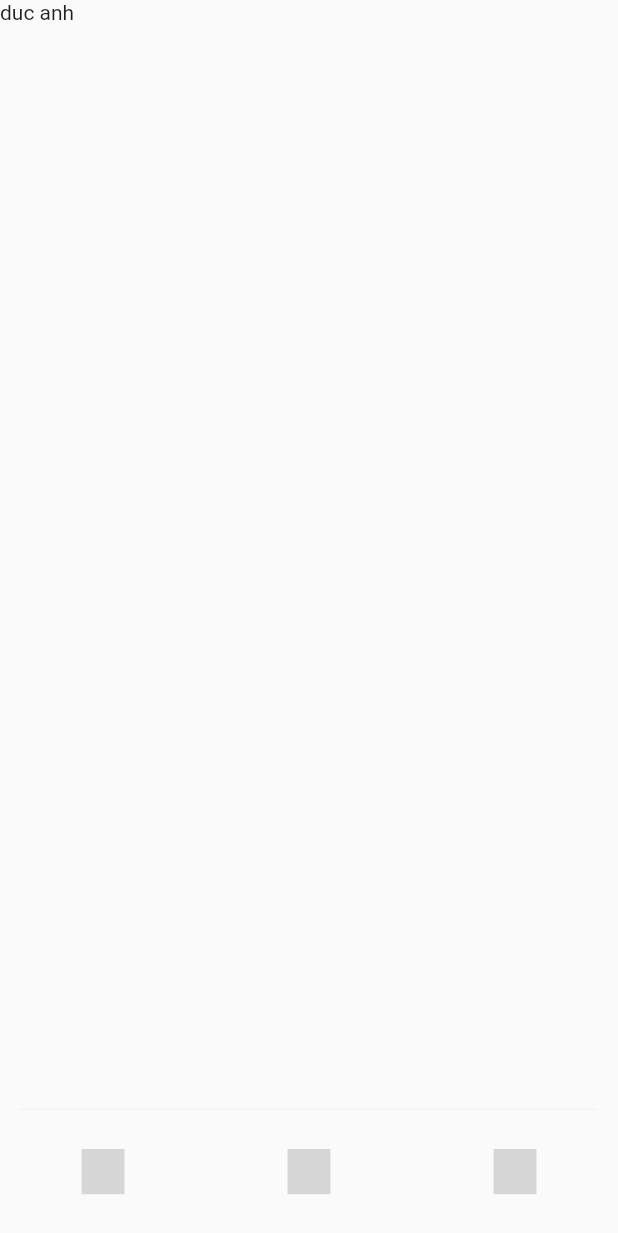
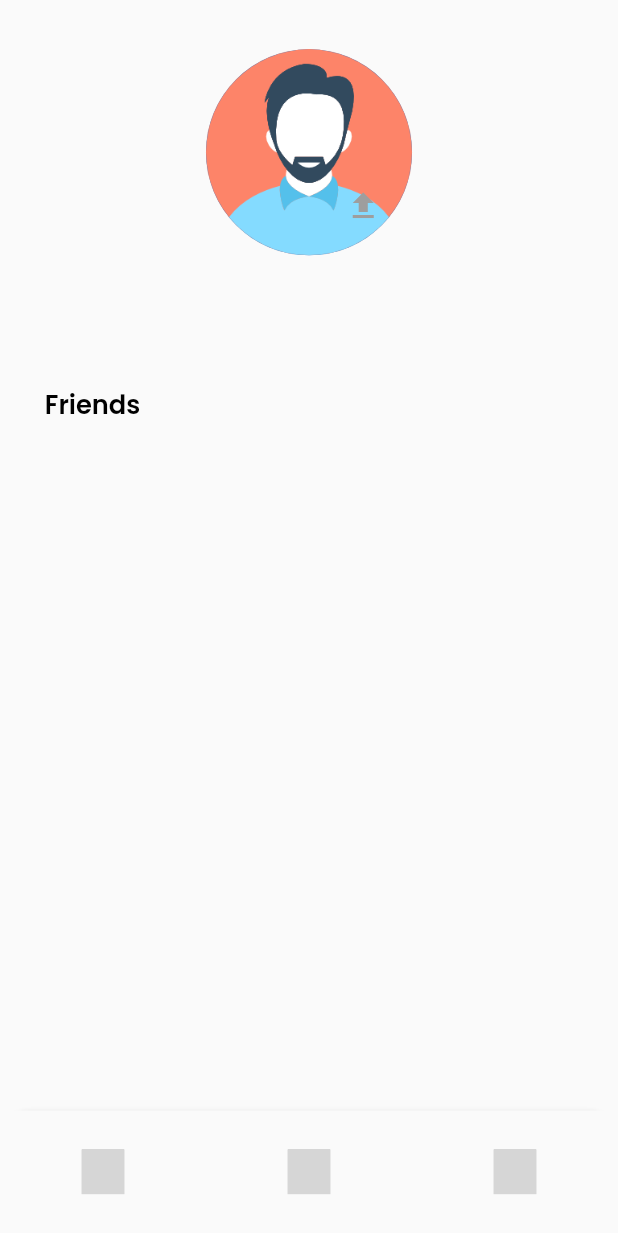
Before and after one commit to NinhDucAnh/Flutter-Practice, a Flutter app: the ApplicationPage screen opened by its route, item 2 of the bottom bar chosen, on a phone screen of 412 x 824 dp. Shown: the top 1233 px of the screen. Run offline on Flutter 3.47's test engine with Material 2 defaults, Android fonts, the phone set to English and light mode, and no system bars; our stand-ins replace cloud_firestore, firebase_auth, firebase_core, flutter_bloc, flutter_screenutil, flutter_svg and 3 more; accounts and stored records are empty; grey boxes are pictures that could not be loaded.

Commit message:
profile name and email

```diff
--- a/kiwi_chat_bloc_firebase_flutter_learning/lib/main.dart
+++ b/kiwi_chat_bloc_firebase_flutter_learning/lib/main.dart
@@ -4,6 +4,7 @@ import 'package:flutter_bloc/flutter_bloc.dart';
 import 'package:flutter_screenutil/flutter_screenutil.dart';
 import 'package:kiwi_chat_bloc_firebase_flutter_learning/pages/application/bloc/application_bloc.dart';
 import 'package:kiwi_chat_bloc_firebase_flutter_learning/pages/application/application_page.dart';
+import 'package:kiwi_chat_bloc_firebase_flutter_learning/pages/application/profile_page/bloc/profile_bloc.dart';
 import 'package:kiwi_chat_bloc_firebase_flutter_learning/pages/sign_in/bloc/sign_in_bloc.dart';
 import 'package:kiwi_chat_bloc_firebase_flutter_learning/pages/sign_up/bloc/sign_up_bloc.dart';
 import 'package:kiwi_chat_bloc_firebase_flutter_learning/pages/sign_up/sign_up.dart';
@@ -27,6 +28,7 @@ class MyApp extends StatelessWidget {
           BlocProvider<SignInBloc>(create: (_) => SignInBloc()),
           BlocProvider<SignUpBloc>(create: (_) => SignUpBloc()),
           BlocProvider<AppBloc>(create: (_) => AppBloc()),
+          BlocProvider<ProfileBloc>(create: (_) => ProfileBloc()),
         ],
         child: ScreenUtilInit(
             builder: (context, child) => MaterialApp(
--- a/kiwi_chat_bloc_firebase_flutter_learning/lib/pages/application/application_widget.dart
+++ b/kiwi_chat_bloc_firebase_flutter_learning/lib/pages/application/application_widget.dart
@@ -1,10 +1,11 @@
 import 'package:flutter/material.dart';
 import 'package:kiwi_chat_bloc_firebase_flutter_learning/pages/application/application_page.dart';
 import 'package:kiwi_chat_bloc_firebase_flutter_learning/pages/application/home_page/home_page.dart';
+import 'package:kiwi_chat_bloc_firebase_flutter_learning/pages/application/profile_page/profile_page.dart';
 Widget buildPage(int index){
   List<Widget> widgets =[
     const HomePage(),
-    const Text('duc anh'),
+    const ProfilePage(),
     const Text('duc anh2'),
   ];
   return widgets[index];
--- /dev/null
+++ b/kiwi_chat_bloc_firebase_flutter_learning/lib/pages/application/profile_page/bloc/profile_bloc.dart
@@ -0,0 +1,39 @@
+import 'dart:async';
+
+import 'package:flutter_bloc/flutter_bloc.dart';
+import 'package:kiwi_chat_bloc_firebase_flutter_learning/common/enities/modal/user.dart';
+import 'package:kiwi_chat_bloc_firebase_flutter_learning/common/service/FirebaseHelper.dart';
+import 'package:kiwi_chat_bloc_firebase_flutter_learning/pages/application/profile_page/bloc/profile_event.dart';
+import 'package:kiwi_chat_bloc_firebase_flutter_learning/pages/application/profile_page/bloc/profile_state.dart';
+
+class ProfileBloc extends Bloc<ProfileEvent, ProfileState>{
+    ProfileBloc():super(ProfileState()){
+      fetchCurrentUser();
+      on(_handleUpdateImage);
+      on(_handleUpdateName);
+      on(_handleUpdateEmail);
+    }
+
+  void fetchCurrentUser() {
+      FireBaseService.getCurrentUser().then((value){
+          final name = value!.name;
+          final image = value.image;
+          final email = value.email;
+          add(UpdateImage(image!));
+          add(UpdateName(name!));
+          add(UpdateEmail(email!));
+      });
+  }
+
+  FutureOr<void> _handleUpdateImage(UpdateImage event, Emitter<ProfileState> emit) {
+      emit(state.copyWith(image: event.imagePath));
+  }
+
+  FutureOr<void> _handleUpdateName(UpdateName event, Emitter<ProfileState> emit) {
+      emit(state.copyWith(name: event.name));
+  }
+
+  FutureOr<void> _handleUpdateEmail(UpdateEmail event, Emitter<ProfileState> emit) {
+      emit(state.copyWith(email: event.email));
+  }
+}
--- /dev/null
+++ b/kiwi_chat_bloc_firebase_flutter_learning/lib/pages/application/profile_page/bloc/profile_event.dart
@@ -0,0 +1,18 @@
+abstract class ProfileEvent {
+  const ProfileEvent();
+}
+
+class UpdateName extends ProfileEvent{
+  final String name;
+  const UpdateName(this.name);
+}
+
+class UpdateImage extends ProfileEvent{
+  final String imagePath;
+  const UpdateImage(this.imagePath);
+}
+
+class UpdateEmail extends ProfileEvent{
+  final String email;
+  const UpdateEmail(this.email);
+}
--- /dev/null
+++ b/kiwi_chat_bloc_firebase_flutter_learning/lib/pages/application/profile_page/bloc/profile_state.dart
@@ -0,0 +1,14 @@
+class ProfileState {
+   String image;
+   String name;
+   String email;
+   ProfileState({this.image="", this.name="", this.email =""});
+
+   ProfileState copyWith({String? image, String? name, String? email}){
+      return ProfileState(
+         image: image?? this.image,
+         name: name ?? this.name,
+         email: email ?? this.email,
+      );
+   }
+}
--- /dev/null
+++ b/kiwi_chat_bloc_firebase_flutter_learning/lib/pages/application/profile_page/profile_page.dart
@@ -0,0 +1,89 @@
+import 'package:flutter/material.dart';
+import 'package:flutter_bloc/flutter_bloc.dart';
+import 'package:flutter_screenutil/flutter_screenutil.dart';
+import 'package:gap/gap.dart';
+import 'package:google_fonts/google_fonts.dart';
+import 'package:kiwi_chat_bloc_firebase_flutter_learning/pages/application/profile_page/bloc/profile_bloc.dart';
+import 'package:kiwi_chat_bloc_firebase_flutter_learning/pages/application/profile_page/bloc/profile_state.dart';
+
+import '../../../common/values/colors.dart';
+
+class ProfilePage extends StatefulWidget {
+  const ProfilePage({super.key});
+
+  @override
+  State<ProfilePage> createState() => _ProfilePageState();
+}
+
+class _ProfilePageState extends State<ProfilePage> {
+  @override
+  Widget build(BuildContext context) {
+    return BlocBuilder<ProfileBloc, ProfileState>(
+      builder: (context, state) {
+        return Scaffold(
+          body: SafeArea(
+            child: Padding(
+                padding: EdgeInsets.all(25.h),
+                child: Stack(
+                  alignment: Alignment.center,
+                  children: [
+                    SingleChildScrollView(
+                      child: Column(
+                        crossAxisAlignment: CrossAxisAlignment.start,
+                        children: [
+                          Stack(
+                            children: [
+                              Center(
+                                child: SizedBox(
+                                  width: 120.w,
+                                  height: 120.h,
+                                  child: CircleAvatar(
+                                    child: Image.asset(
+                                        'assets/images/profile.jpg'),
+                                  ),
+                                ),
+                              ),
+                              Positioned(
+                                  top: 80.h,
+                                  left: 175.w,
+                                  child: const InkWell(
+                                      child: Icon(
+                                          Icons.upload, color: Colors.grey)
+                                  )
+                              ),
+                            ],
+                          ),
+                          Gap(10.h),
+                          Center(
+                            child: Text(state.name, style: GoogleFonts.poppins(
+                              color: Colors.black,
+                              fontWeight: FontWeight.w500,
+                              fontSize: 20.sp,
+                            ),),
+                          ),
+                          Center(
+                            child: Text(state.email,
+                              style: GoogleFonts.poppins(
+                                color: Colors.grey,
+                                fontWeight: FontWeight.w400,
+                                fontSize: 15.sp,
+                              ),),
+                          ),
+                          Gap(10.h),
+                          Text('Friends', style: GoogleFonts.poppins(
+                            color: Colors.black,
+                            fontWeight: FontWeight.w600,
+                            fontSize: 15.sp,
+                          ),),
+                        ],
+                      ),
+                    ),
+                  ],
+                )
+            ),
+          ),
+        );
+      },
+    );
+  }
+}
--- a/kiwi_chat_bloc_firebase_flutter_learning/lib/pages/sign_up/sign_up.dart
+++ b/kiwi_chat_bloc_firebase_flutter_learning/lib/pages/sign_up/sign_up.dart
@@ -96,6 +96,7 @@ class _SignUpState extends State<SignUp> {
                         Gap(10.h),
                         reusableButton(() {
                           SignUpController(context).handleSignUp();
+                          Navigator.of(context).pop();
                         }, "Sign Up"),
                         Gap(10.h),
                         // divider text divider
```
Also changed, not shown: kiwi_chat_bloc_firebase_flutter_learning/lib/common/service/FirebaseHelper.dart (+16 -0 lines), kiwi_chat_bloc_firebase_flutter_learning/assets/images/profile.jpg (added).
